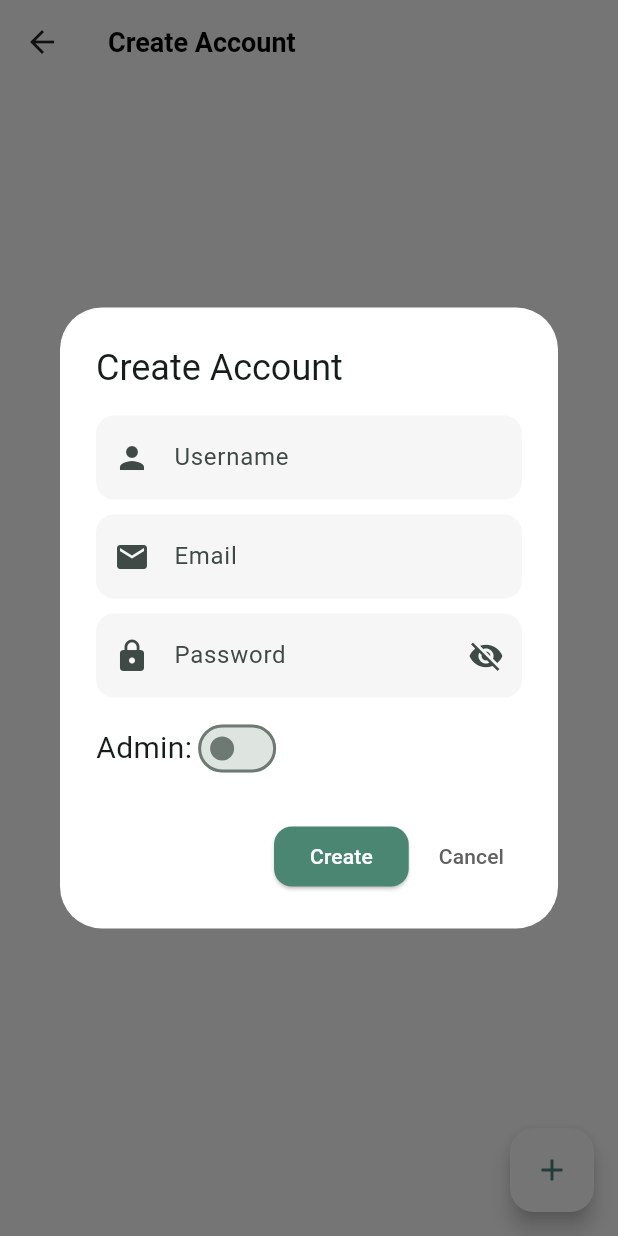
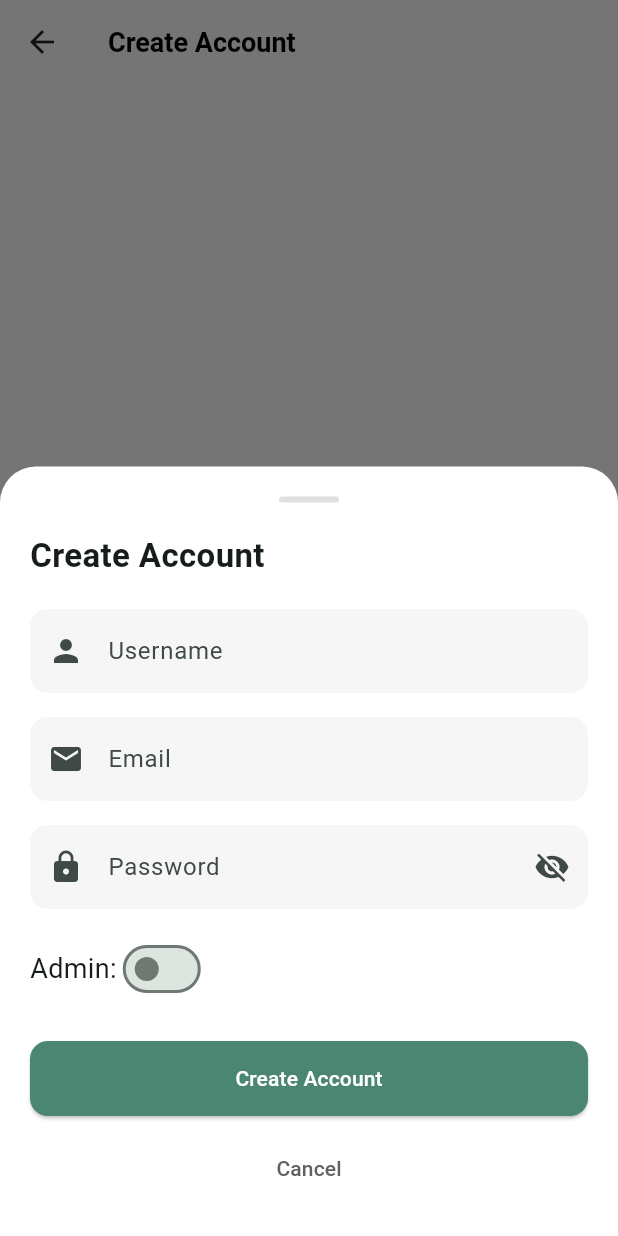
Before and after one commit to RheillyAguilar/sipmytea, a Flutter app: the CreateAccount screen opened directly, after a tap on the "add" icon, on a phone screen of 412 x 824 dp. Run offline on Flutter 3.47's test engine with Material 3 defaults, Android fonts, the phone set to English and light mode, and no system bars; our stand-ins replace cloud_firestore, firebase_core, flutter_slidable, iconsax, pdf, printing and 1 more; missing offline and left inert: blue_thermal_printer; accounts and stored records are empty.

Commit message:
make the ui/ux modern

```diff
--- a/lib/page/create_account.dart
+++ b/lib/page/create_account.dart
@@ -24,6 +24,19 @@ class _CreateAccountState extends State<CreateAccount> {
     usernameController.clear();
     isAdmin = false;
     _obscurePassword = true;
+  }
+
+  InputDecoration _inputDecoration(String label, IconData icon) {
+    return InputDecoration(
+      labelText: label,
+      prefixIcon: Icon(icon),
+      filled: true,
+      fillColor: const Color(0xFFF6F6F6),
+      border: OutlineInputBorder(
+        borderRadius: BorderRadius.circular(12),
+        borderSide: BorderSide.none,
+      ),
+    );
   }
 
   @override
@@ -101,8 +114,8 @@ class _CreateAccountState extends State<CreateAccount> {
                           style: ElevatedButton.styleFrom(
                             backgroundColor: Colors.red,
                             shape: RoundedRectangleBorder(
-                              borderRadius: BorderRadius.circular(12)
-                            )
+                              borderRadius: BorderRadius.circular(12),
+                            ),
                           ),
                           child: const Text(
                             "Delete",
@@ -112,7 +125,7 @@ class _CreateAccountState extends State<CreateAccount> {
                         TextButton(
                           onPressed: () => Navigator.of(ctx).pop(false),
                           style: TextButton.styleFrom(
-                            foregroundColor: Colors.grey[700]
+                            foregroundColor: Colors.grey[700],
                           ),
                           child: const Text("Cancel"),
                         ),
@@ -137,38 +150,56 @@ class _CreateAccountState extends State<CreateAccount> {
         },
       ),
       floatingActionButton: FloatingActionButton(
-        backgroundColor: Colors.white,
+        backgroundColor: const Color(0xFF4b8673),
         onPressed: () {
           bool tempIsAdmin = isAdmin;
 
-          showDialog(
+          showModalBottomSheet(
             context: context,
+            isScrollControlled: true,
+            backgroundColor: Colors.white,
+            shape: const RoundedRectangleBorder(
+              borderRadius: BorderRadius.vertical(top: Radius.circular(24)),
+            ),
             builder: (context) {
-              return AlertDialog(
-                backgroundColor: Colors.white,
-                title: const Text('Create Account'),
-                content: StatefulBuilder(
+              return Padding(
+                padding: EdgeInsets.only(
+                  left: 20,
+                  right: 20,
+                  top: 20,
+                  bottom: MediaQuery.of(context).viewInsets.bottom + 20,
+                ),
+                child: StatefulBuilder(
                   builder: (context, setState) {
-                    return SizedBox(
-                      width: 900,
-                      child: Form(
+                    return Form(
                       key: _formKey,
                       child: SingleChildScrollView(
                         child: Column(
                           mainAxisSize: MainAxisSize.min,
-                            children: <Widget>[
+                          crossAxisAlignment: CrossAxisAlignment.start,
+                          children: [
+                            Center(
+                              child: Container(
+                                width: 40,
+                                height: 4,
+                                decoration: BoxDecoration(
+                                  color: Colors.grey[300],
+                                  borderRadius: BorderRadius.circular(2),
+                                ),
+                              ),
+                            ),
+                            const SizedBox(height: 20),
+                            const Text(
+                              'Create Account',
+                              style: TextStyle(
+                                fontSize: 22,
+                                fontWeight: FontWeight.bold,
+                              ),
+                            ),
+                            const SizedBox(height: 20),
                             TextFormField(
                               controller: usernameController,
-                                decoration: InputDecoration(
-                                  labelText: 'Username',
-                                  prefixIcon: Icon(Icons.person),
-                                  filled: true,
-                                  fillColor: Color(0xFFF6F6F6),
-                                  border: OutlineInputBorder(
-                                    borderRadius: BorderRadius.circular(12),
-                                    borderSide: BorderSide.none
-                                  )
-                                ),
+                              decoration: _inputDecoration('Username', Icons.person),
                               validator: (value) {
                                 if (value == null || value.isEmpty) {
                                   return 'Please enter a username';
@@ -176,19 +207,10 @@ class _CreateAccountState extends State<CreateAccount> {
                                 return null;
                               },
                             ),
-                              const SizedBox(height: 10),
+                            const SizedBox(height: 16),
                             TextFormField(
                               controller: emailController,
-                                decoration: InputDecoration(
-                                  labelText: 'Email',
-                                  prefixIcon: Icon(Icons.email),
-                                  filled: true,
-                                  fillColor: Color(0xFFF6F6F6),
-                                  border: OutlineInputBorder(
-                                    borderRadius: BorderRadius.circular(12),
-                                    borderSide: BorderSide.none
-                                  )
-                                ),
+                              decoration: _inputDecoration('Email', Icons.email),
                               validator: (value) {
                                 if (value == null || value.isEmpty) {
                                   return 'Please enter an email';
@@ -196,7 +218,7 @@ class _CreateAccountState extends State<CreateAccount> {
                                 return null;
                               },
                             ),
-                              const SizedBox(height: 10),
+                            const SizedBox(height: 16),
                             TextFormField(
                               controller: passwordController,
                               obscureText: _obscurePassword,
@@ -204,10 +226,10 @@ class _CreateAccountState extends State<CreateAccount> {
                                 labelText: 'Password',
                                 prefixIcon: const Icon(Icons.lock),
                                 filled: true,
-                                  fillColor: Color(0xFFF6F6F6),
+                                fillColor: const Color(0xFFF6F6F6),
                                 border: OutlineInputBorder(
                                   borderRadius: BorderRadius.circular(12),
-                                    borderSide: BorderSide.none
+                                  borderSide: BorderSide.none,
                                 ),
                                 suffixIcon: IconButton(
                                   icon: Icon(
@@ -229,11 +251,10 @@ class _CreateAccountState extends State<CreateAccount> {
                                 return null;
                               },
                             ),
-                              const SizedBox(height: 10),
+                            const SizedBox(height: 16),
                             Row(
-                                mainAxisAlignment: MainAxisAlignment.start,
                               children: [
-                                  const Text('Admin:', style: TextStyle(fontSize: 20)),
+                                const Text('Admin:', style: TextStyle(fontSize: 18)),
                                 Switch(
                                   value: tempIsAdmin,
                                   onChanged: (value) {
@@ -244,14 +265,7 @@ class _CreateAccountState extends State<CreateAccount> {
                                 ),
                               ],
                             ),
-                            ],
-                          ),
-                        ),
-                      ),
-                    );
-                  },
-                ),
-                actions: [
+                            const SizedBox(height: 24),
                             ElevatedButton(
                               onPressed: () async {
                                 if (_formKey.currentState!.validate()) {
@@ -273,37 +287,46 @@ class _CreateAccountState extends State<CreateAccount> {
 
                                   ScaffoldMessenger.of(context).showSnackBar(
                                     const SnackBar(
-                              content: Text('Account created successfully!')),
+                                      content: Text('Account created successfully!'),
+                                    ),
                                   );
                                 }
                               },
                               style: ElevatedButton.styleFrom(
-                      backgroundColor: Color(0xFF4B8673),
+                                minimumSize: const Size(double.infinity, 50),
+                                backgroundColor: const Color(0xFF4B8673),
                                 shape: RoundedRectangleBorder(
-                        borderRadius: BorderRadius.circular(12)
-                      )
+                                  borderRadius: BorderRadius.circular(12),
+                                ),
                               ),
                               child: const Text(
-                      'Create',
+                                'Create Account',
                                 style: TextStyle(color: Colors.white),
                               ),
                             ),
+                            const SizedBox(height: 10),
                             TextButton(
                               onPressed: () {
                                 _resetForm();
                                 Navigator.pop(context);
                               },
                               style: TextButton.styleFrom(
-                      foregroundColor: Colors.grey[700]
+                                minimumSize: const Size(double.infinity, 50),
+                                foregroundColor: Colors.grey[700],
                               ),
-                    child: const Text('Cancel', ),
+                              child: const Text('Cancel'),
                             ),
                           ],
+                        ),
+                      ),
+                    );
+                  },
+                ),
               );
             },
           );
         },
-        child: const Icon(Icons.add, color: Color(0xFF4B8673),),
+        child: const Icon(Icons.add, color: Colors.white),
       ),
     );
   }
```
Also changed, not shown: lib/page/cart_page.dart (+30 -26 lines), lib/page/daily_page.dart (+11 -1 lines), lib/page/inventory_page.dart (+66 -95 lines), lib/page/monthly_page.dart (+9 -4 lines), lib/page/sales_page.dart (+11 -1 lines). Lines whose indentation alone changed are shown as unchanged.
